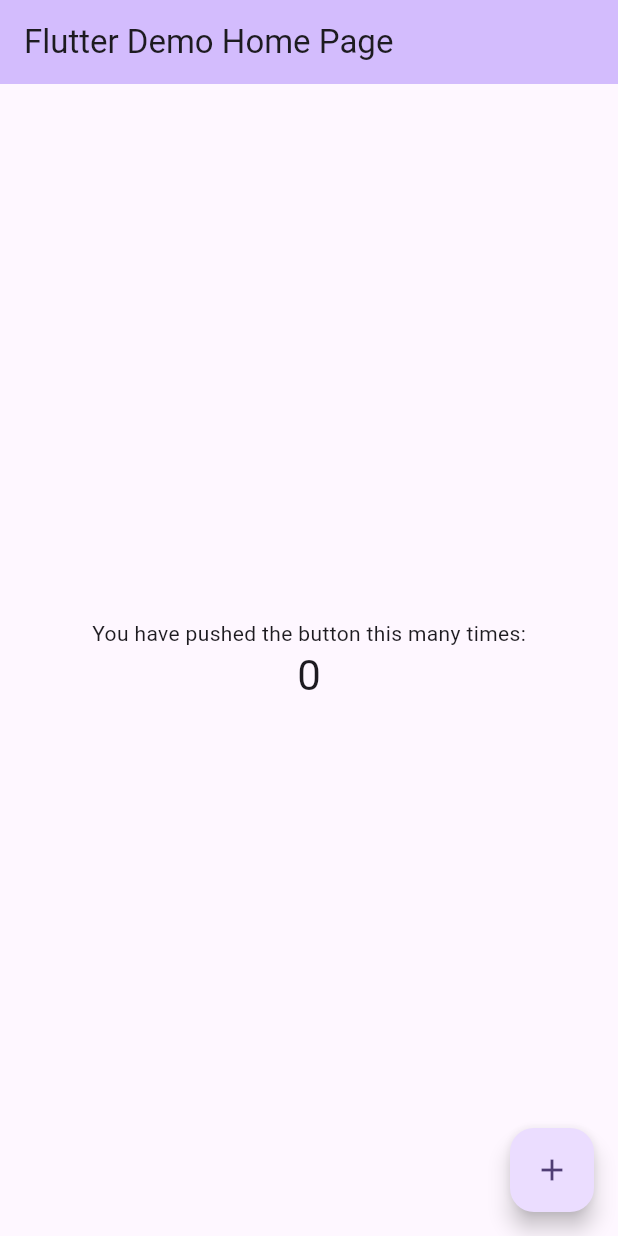
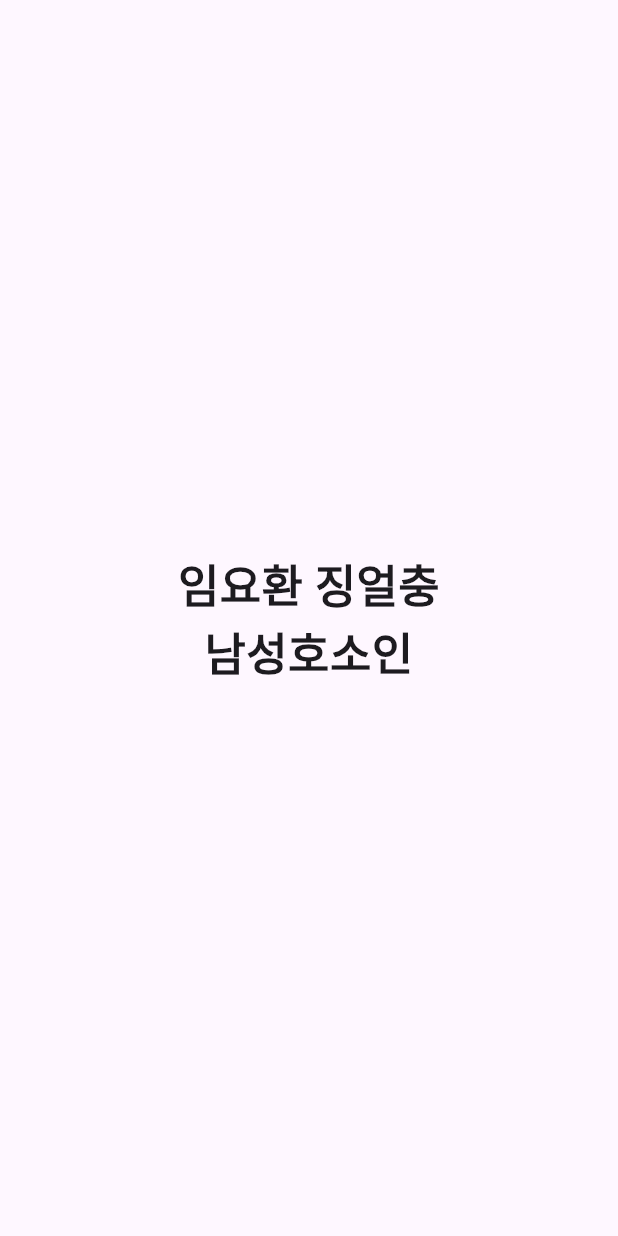
Before and after one commit to velmash/meong_g, a Flutter app: the screen it shows after launch, on a phone screen of 412 x 824 dp. Run offline on Flutter 3.47's test engine with Material 3 defaults, Android fonts, the phone set to English and light mode, and no system bars.

Commit message:
:wrench: 앱 화면 정립

```diff
--- /dev/null
+++ b/lib/home_screen.dart
@@ -0,0 +1,18 @@
+import 'package:flutter/material.dart';
+
+class HomeScreen extends StatelessWidget {
+  const HomeScreen({super.key});
+
+  @override
+  Widget build(BuildContext context) {
+    return Scaffold(
+      body: Center(
+        child: Text(
+          "임요환 징얼충\n남성호소인",
+          textAlign: TextAlign.center,
+          style: TextStyle(fontSize: 30, fontWeight: FontWeight.w700),
+        ),
+      ),
+    );
+  }
+}
--- a/lib/main.dart
+++ b/lib/main.dart
@@ -1,122 +1,6 @@
 import 'package:flutter/material.dart';
+import 'package:meong_g/home_screen.dart';
 
 void main() {
-  runApp(const MyApp());
+  runApp(MaterialApp(home: HomeScreen()));
 }
-
-class MyApp extends StatelessWidget {
-  const MyApp({super.key});
-
-  // This widget is the root of your application.
-  @override
-  Widget build(BuildContext context) {
-    return MaterialApp(
-      title: 'Flutter Demo',
-      theme: ThemeData(
-        // This is the theme of your application.
-        //
-        // TRY THIS: Try running your application with "flutter run". You'll see
-        // the application has a purple toolbar. Then, without quitting the app,
-        // try changing the seedColor in the colorScheme below to Colors.green
-        // and then invoke "hot reload" (save your changes or press the "hot
-        // reload" button in a Flutter-supported IDE, or press "r" if you used
-        // the command line to start the app).
-        //
-        // Notice that the counter didn't reset back to zero; the application
-        // state is not lost during the reload. To reset the state, use hot
-        // restart instead.
-        //
-        // This works for code too, not just values: Most code changes can be
-        // tested with just a hot reload.
-        colorScheme: ColorScheme.fromSeed(seedColor: Colors.deepPurple),
-      ),
-      home: const MyHomePage(title: 'Flutter Demo Home Page'),
-    );
-  }
-}
-
-class MyHomePage extends StatefulWidget {
-  const MyHomePage({super.key, required this.title});
-
-  // This widget is the home page of your application. It is stateful, meaning
-  // that it has a State object (defined below) that contains fields that affect
-  // how it looks.
-
-  // This class is the configuration for the state. It holds the values (in this
-  // case the title) provided by the parent (in this case the App widget) and
-  // used by the build method of the State. Fields in a Widget subclass are
-  // always marked "final".
-
-  final String title;
-
-  @override
-  State<MyHomePage> createState() => _MyHomePageState();
-}
-
-class _MyHomePageState extends State<MyHomePage> {
-  int _counter = 0;
-
-  void _incrementCounter() {
-    setState(() {
-      // This call to setState tells the Flutter framework that something has
-      // changed in this State, which causes it to rerun the build method below
-      // so that the display can reflect the updated values. If we changed
-      // _counter without calling setState(), then the build method would not be
-      // called again, and so nothing would appear to happen.
-      _counter++;
-    });
-  }
-
-  @override
-  Widget build(BuildContext context) {
-    // This method is rerun every time setState is called, for instance as done
-    // by the _incrementCounter method above.
-    //
-    // The Flutter framework has been optimized to make rerunning build methods
-    // fast, so that you can just rebuild anything that needs updating rather
-    // than having to individually change instances of widgets.
-    return Scaffold(
-      appBar: AppBar(
-        // TRY THIS: Try changing the color here to a specific color (to
-        // Colors.amber, perhaps?) and trigger a hot reload to see the AppBar
-        // change color while the other colors stay the same.
-        backgroundColor: Theme.of(context).colorScheme.inversePrimary,
-        // Here we take the value from the MyHomePage object that was created by
-        // the App.build method, and use it to set our appbar title.
-        title: Text(widget.title),
-      ),
-      body: Center(
-        // Center is a layout widget. It takes a single child and positions it
-        // in the middle of the parent.
-        child: Column(
-          // Column is also a layout widget. It takes a list of children and
-          // arranges them vertically. By default, it sizes itself to fit its
-          // children horizontally, and tries to be as tall as its parent.
-          //
-          // Column has various properties to control how it sizes itself and
-          // how it positions its children. Here we use mainAxisAlignment to
-          // center the children vertically; the main axis here is the vertical
-          // axis because Columns are vertical (the cross axis would be
-          // horizontal).
-          //
-          // TRY THIS: Invoke "debug painting" (choose the "Toggle Debug Paint"
-          // action in the IDE, or press "p" in the console), to see the
-          // wireframe for each widget.
-          mainAxisAlignment: MainAxisAlignment.center,
-          children: <Widget>[
-            const Text('You have pushed the button this many times:'),
-            Text(
-              '$_counter',
-              style: Theme.of(context).textTheme.headlineMedium,
-            ),
-          ],
-        ),
-      ),
-      floatingActionButton: FloatingActionButton(
-        onPressed: _incrementCounter,
-        tooltip: 'Increment',
-        child: const Icon(Icons.add),
-      ), // This trailing comma makes auto-formatting nicer for build methods.
-    );
-  }
-}
```
Also changed, not shown: 1 other file.
